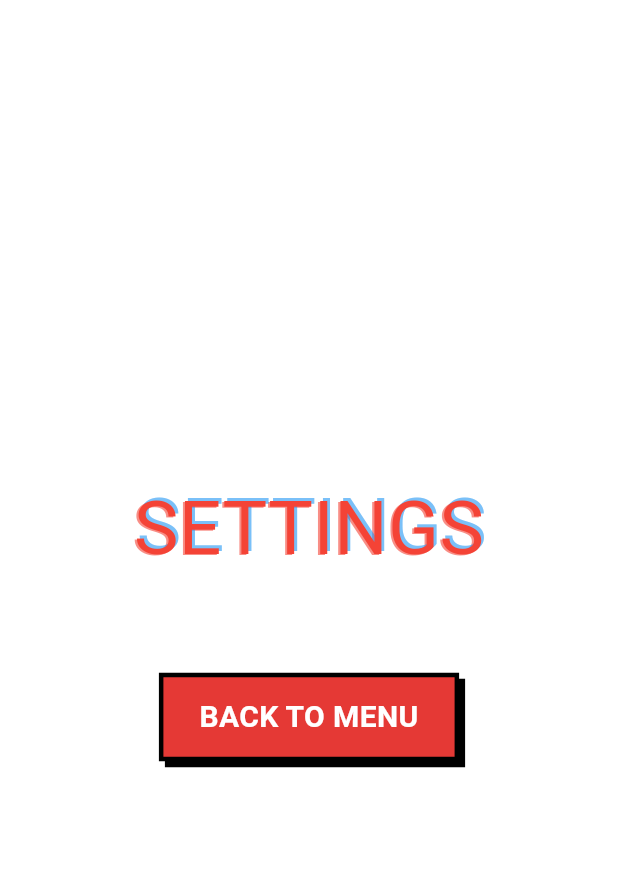
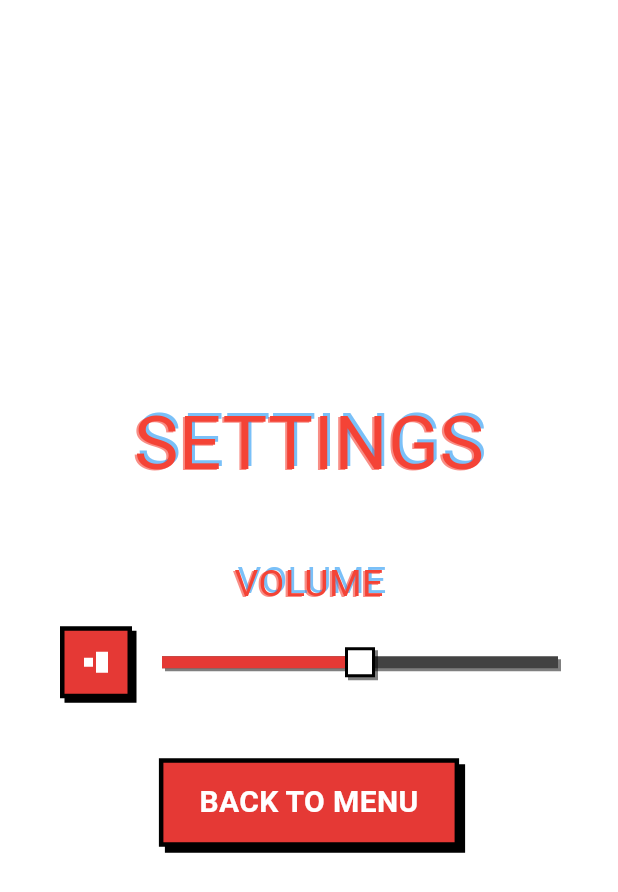
Before and after one commit to WenDEVLIFE/my_first_flutter_game, a Flutter app: the SettingScreen screen opened directly, on a phone screen of 412 x 824 dp. Shown: the top 892 px of the screen. Run offline on Flutter 3.47's test engine with Material 3 defaults, Android fonts, the phone set to English and light mode, and no system bars; our stand-ins replace google_fonts; missing offline and left inert: flame, flame_audio.

Commit message:
add volume control and mute functionality in settings; implement PixelSlider and PixelMuteButton

```diff
--- /dev/null
+++ b/lib/src/core/components/pixel_mute_button.dart
@@ -0,0 +1,65 @@
+import 'package:flutter/material.dart';
+
+class PixelMuteButton extends StatelessWidget {
+  final bool isMuted;
+  final VoidCallback onTap;
+  final Color activeColor;
+
+  const PixelMuteButton({
+    super.key,
+    required this.isMuted,
+    required this.onTap,
+    this.activeColor = const Color(0xFFE53935),
+  });
+
+  @override
+  Widget build(BuildContext context) {
+    return GestureDetector(
+      onTap: onTap,
+      child: Container(
+        width: 48,
+        height: 48,
+        decoration: BoxDecoration(
+          color: isMuted ? Colors.grey[800] : activeColor,
+          border: Border.all(color: Colors.black, width: 3),
+          boxShadow: const [
+            BoxShadow(
+              color: Colors.black,
+              offset: Offset(3, 3),
+            ),
+          ],
+        ),
+        child: Center(
+          child: _buildSpeakerIcon(),
+        ),
+      ),
+    );
+  }
+
+  Widget _buildSpeakerIcon() {
+    return Stack(
+      alignment: Alignment.center,
+      children: [
+        // Speaker body
+        Row(
+          mainAxisSize: MainAxisSize.min,
+          children: [
+            Container(width: 6, height: 6, color: Colors.white),
+            const SizedBox(width: 2),
+            Container(width: 8, height: 14, color: Colors.white),
+          ],
+        ),
+        // Mute 'X'
+        if (isMuted)
+          Transform.rotate(
+            angle: 0.785, // 45 degrees
+            child: Container(
+              width: 18,
+              height: 3,
+              color: Colors.red[900],
+            ),
+          ),
+      ],
+    );
+  }
+}
--- /dev/null
+++ b/lib/src/core/components/pixel_slider.dart
@@ -0,0 +1,95 @@
+import 'package:flutter/material.dart';
+
+class PixelSlider extends StatelessWidget {
+  final double value;
+  final ValueChanged<double> onChanged;
+  final double min;
+  final double max;
+  final Color activeColor;
+  final Color inactiveColor;
+
+  const PixelSlider({
+    super.key,
+    required this.value,
+    required this.onChanged,
+    this.min = 0.0,
+    this.max = 1.0,
+    this.activeColor = const Color(0xFFE53935),
+    this.inactiveColor = const Color(0xFF424242),
+  });
+
+  @override
+  Widget build(BuildContext context) {
+    return LayoutBuilder(
+      builder: (context, constraints) {
+        final width = constraints.maxWidth;
+        const height = 24.0;
+        const barHeight = 8.0;
+        const thumbSize = 20.0;
+
+        return GestureDetector(
+          onPanUpdate: (details) {
+            final RenderBox box = context.findRenderObject() as RenderBox;
+            final localOffset = box.globalToLocal(details.globalPosition);
+            _updateValue(localOffset.dx, width);
+          },
+          onTapDown: (details) {
+            _updateValue(details.localPosition.dx, width);
+          },
+          child: SizedBox(
+            width: width,
+            height: height,
+            child: Stack(
+              alignment: Alignment.centerLeft,
+              children: [
+                // Inactive bar (Pixelated background)
+                Container(
+                  height: barHeight,
+                  decoration: BoxDecoration(
+                    color: inactiveColor,
+                    boxShadow: [
+                      BoxShadow(
+                        color: Colors.black.withOpacity(0.5),
+                        offset: const Offset(2, 2),
+                      ),
+                    ],
+                  ),
+                ),
+                // Active bar (Pixelated fill)
+                Container(
+                  height: barHeight,
+                  width: (value - min) / (max - min) * width,
+                  color: activeColor,
+                ),
+                // Thumb (Pixel block)
+                Positioned(
+                  left: ((value - min) / (max - min) * width) - (thumbSize / 2),
+                  child: Container(
+                    width: thumbSize,
+                    height: thumbSize,
+                    decoration: BoxDecoration(
+                      color: Colors.white,
+                      border: Border.all(color: Colors.black, width: 2),
+                      boxShadow: [
+                        BoxShadow(
+                          color: Colors.black.withOpacity(0.5),
+                          offset: const Offset(2, 2),
+                        ),
+                      ],
+                    ),
+                  ),
+                ),
+              ],
+            ),
+          ),
+        );
+      },
+    );
+  }
+
+  void _updateValue(double dx, double width) {
+    double newValue = (dx / width) * (max - min) + min;
+    newValue = newValue.clamp(min, max);
+    onChanged(newValue);
+  }
+}
--- a/lib/src/core/states/game_state.dart
+++ b/lib/src/core/states/game_state.dart
@@ -6,6 +6,17 @@ class GameState extends ChangeNotifier {
 
   // background game instance
     late BackgroundGame game;
+
+    double _volume = 0.5;
+    bool _isMuted = false;
+
+    double get volume => _volume;
+    bool get isMuted => _isMuted;
+
+    GameState() {
+      // Sync initial volume
+      AudioManager().setBackgroundMusicVolume(_volume);
+    }
 
     // start the game
     void startBackgroundGame() {
@@ -25,7 +36,25 @@ class GameState extends ChangeNotifier {
 
   // open the settings
   void openSetting(){
-    AudioManager().playSoundEffect('btn_sound.mp3', volume: 0.7);
+    AudioManager().playSoundEffect('btn_sound.mp3', volume: _isMuted ? 0 : 0.7);
+    notifyListeners();
+  }
+
+  void setVolume(double value) {
+    _volume = value;
+    if (!_isMuted) {
+      AudioManager().setBackgroundMusicVolume(_volume);
+    }
+    notifyListeners();
+  }
+
+  void toggleMute() {
+    _isMuted = !_isMuted;
+    if (_isMuted) {
+      AudioManager().setBackgroundMusicVolume(0);
+    } else {
+      AudioManager().setBackgroundMusicVolume(_volume);
+    }
     notifyListeners();
   }
 }
--- a/lib/src/ui/setting_screen.dart
+++ b/lib/src/ui/setting_screen.dart
@@ -4,6 +4,8 @@ import 'package:provider/provider.dart';
 
 import '../core/components/glitch_text.dart';
 import '../core/components/pixel_button.dart';
+import '../core/components/pixel_slider.dart';
+import '../core/components/pixel_mute_button.dart';
 import '../core/states/game_state.dart';
 
 class SettingScreen extends StatefulWidget {
@@ -27,7 +29,41 @@ class _SettingScreenState extends State<SettingScreen> {
               fontSize: 50,
               color: Colors.red,
             ),
-            const SizedBox(height: 60),
+            const SizedBox(height: 40),
+            // Volume Control Row
+            Padding(
+              padding: const EdgeInsets.symmetric(horizontal: 40),
+              child: Consumer<GameState>(
+                builder: (context, gameState, child) {
+                  return Column(
+                    children: [
+                      GlitchText(
+                        text: 'VOLUME',
+                        fontSize: 25,
+                        color: Colors.red,
+                      ),
+                      const SizedBox(height: 10),
+                      Row(
+                        children: [
+                          PixelMuteButton(
+                            isMuted: gameState.isMuted,
+                            onTap: gameState.toggleMute,
+                          ),
+                          const SizedBox(width: 20),
+                          Expanded(
+                            child: PixelSlider(
+                              value: gameState.volume,
+                              onChanged: gameState.setVolume,
+                            ),
+                          ),
+                        ],
+                      ),
+                    ],
+                  );
+                },
+              ),
+            ),
+            const SizedBox(height: 40),
             PixelButton(
               text: 'BACK TO MENU',
               backgroundColor: const Color(0xFFE53935), // Red to match Glitch text
--- a/pubspec.yaml
+++ b/pubspec.yaml
@@ -20,6 +20,7 @@ dependencies:
   flame_audio: ^2.1.1
   google_fonts: ^8.0.0
   provider:  ^6.0.5
+  shared_preferences: ^2.0.15
 
 dev_dependencies:
   flutter_test:
```
Also changed, not shown: pubspec.lock, 1 other file.
